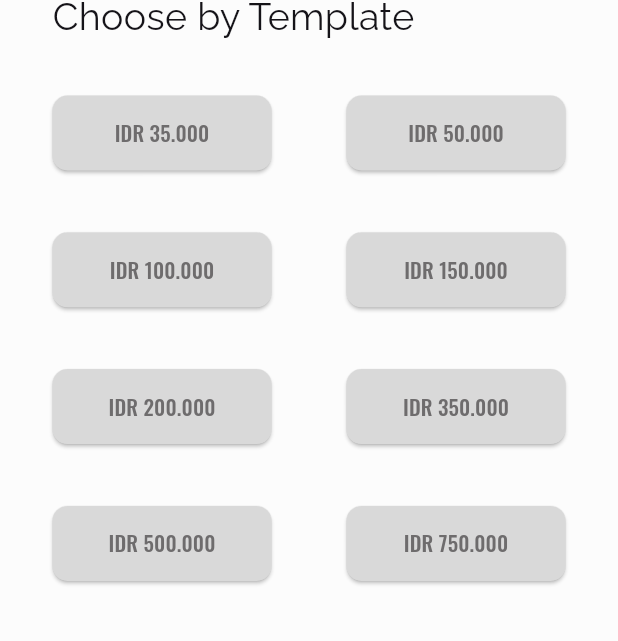
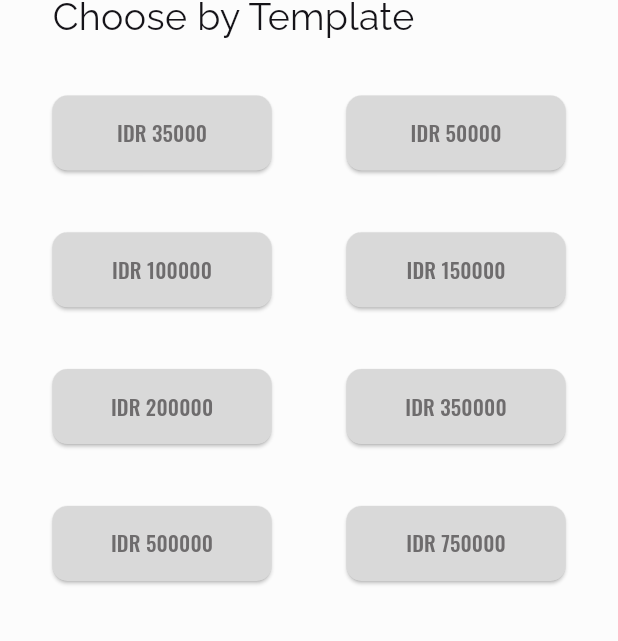
Before and after one commit to Azkina1123/flutix, a Flutter app: the TopUpPage screen opened directly, on a phone screen of 412 x 824 dp. Shown: the part 314-955 px from the top of the screen. Run offline on Flutter 3.47's test engine with Material 2 defaults, Android fonts, the phone set to English and light mode, and no system bars; our stand-ins replace cloud_firestore, email_validator, equatable, firebase_auth, firebase_core; accounts and stored records are empty; network calls fail.

Commit message:
feat: Top Up w/ bug
Bug: Provider My Wallet + Tidak auto update balance ketika kembali ke My Wallet setelah dari Success Top Up Page (pop)

```diff
--- a/lib/main.dart
+++ b/lib/main.dart
@@ -20,6 +20,7 @@ Future<void> main() async {
         ChangeNotifierProvider(create: (context) => TicketData()),
         ChangeNotifierProvider(create: (context) => ThemeModeData()),
         ChangeNotifierProvider(create: (context) => UserData()),
+        ChangeNotifierProvider(create: (context) => TopUpSelectionData()),
       ],
       child: const MyApp(),
     ),
--- a/lib/models/user.dart
+++ b/lib/models/user.dart
@@ -2,6 +2,7 @@ part of 'models.dart';
 
 // Kelas User1 adalah kelas model yang merepresentasikan seorang pengguna (user).
 class User1 extends Equatable {
+  final String docId;
   final String id;
   final String email;
   final String name;
@@ -13,7 +14,7 @@ class User1 extends Equatable {
 
   // Konstruktor kelas User1 untuk menginisialisasi properti-propertinya.
   // Properti ini diisi dengan nilai dari parameter yang diterima saat pembuatan objek.
-  User1(this.id, this.email, this.name, this.selectedGenres,
+  User1(this.docId, this.id, this.email, this.name, this.selectedGenres,
       this.selectedLanguage, this.balance, this.password, this.profilePicture);
 
   // Fungsi toString digunakan untuk menghasilkan representasi string dari objek User1.
--- a/lib/providers/providers.dart
+++ b/lib/providers/providers.dart
@@ -10,3 +10,4 @@ part "page_data.dart";
 part "ticket_data.dart";
 part "theme_mode_data.dart";
 part "user_data.dart";
+part "top_up_selection_data.dart";
--- /dev/null
+++ b/lib/providers/top_up_selection_data.dart
@@ -0,0 +1,12 @@
+part of "providers.dart";
+
+class TopUpSelectionData extends ChangeNotifier {
+  int _templateSelected = -1;
+
+  int get templateSelected => _templateSelected;
+
+  void changeSelection(int index) {
+    _templateSelected = index;
+    notifyListeners();
+  }
+}
--- a/lib/services/user_services.dart
+++ b/lib/services/user_services.dart
@@ -31,7 +31,7 @@ class UserService {
     DocumentSnapshot snapshot = await _userCollection.doc(id).get();
 
     // Membuat objek User1 dari data yang diambil dari Firestore.
-    return User1(snapshot["id"], snapshot['email'], snapshot['name'], snapshot['balance'],
+    return User1(id, snapshot["id"], snapshot['email'], snapshot['name'], snapshot['balance'],
         snapshot['selectedGenres'], snapshot['selectedLanguages'], snapshot["password"], snapshot["foto"]);
   }
 }
--- a/lib/ui/pages/success_checkout_page.dart
+++ b/lib/ui/pages/success_checkout_page.dart
@@ -16,7 +16,7 @@ class SuccessCheckoutPage extends StatelessWidget {
               height: 100,
               decoration: const BoxDecoration(
                 image: DecorationImage(
-                    image: AssetImage("assets/Confetti.png"),
+                    image: AssetImage("assets/confetti.png"),
                     fit: BoxFit.cover),
               ),
             ),
--- a/lib/ui/pages/success_top_up_page.dart
+++ b/lib/ui/pages/success_top_up_page.dart
@@ -16,7 +16,7 @@ class SuccessTopUpPage extends StatelessWidget {
               height: 100,
               decoration: const BoxDecoration(
                 image: DecorationImage(
-                    image: AssetImage("assets/Confetti.png"),
+                    image: AssetImage("assets/confetti.png"),
                     fit: BoxFit.cover),
               ),
             ),
@@ -33,7 +33,7 @@ class SuccessTopUpPage extends StatelessWidget {
                 ),
                 const SizedBox(height: 25),
                 const Padding(
-                  padding: EdgeInsets.symmetric(horizontal: 30),
+                  padding: EdgeInsets.symmetric(horizontal: 90),
                   child: Text(
                     "You have successfully feed your wallet!",
                     style: TextStyle(fontSize: 22),
--- a/lib/ui/pages/top_up_page.dart
+++ b/lib/ui/pages/top_up_page.dart
@@ -8,36 +8,35 @@ class TopUpPage extends StatefulWidget {
 }
 
 class _TopUpPageState extends State<TopUpPage> {
-  int _index = -1;
   final List<String> recom = [
-    "IDR 35.000",
-    "IDR 50.000",
-    "IDR 100.000",
-    "IDR 150.000",
-    "IDR 200.000",
-    "IDR 350.000",
-    "IDR 500.000",
-    "IDR 750.000"
+    "35000",
+    "50000",
+    "100000",
+    "150000",
+    "200000",
+    "350000",
+    "500000",
+    "750000"
   ];
+
+  final TextEditingController _topUpAmount = TextEditingController();
 
   @override
   Widget build(BuildContext context) {
     return Scaffold(
       appBar: AppBar(
-        surfaceTintColor: lightMode ? colors["soapstone"] : colors["cinder"],
         toolbarHeight: 80,
-        backgroundColor: lightMode ? colors["soapstone"] : colors["cinder"],
-        title: Text(
+        title: const Text(
           "Top Up",
           style: TextStyle(
-              fontSize: 24,
-              color: lightMode ? colors["cinder"] : colors["soapstone"],
-              fontFamily: 'Raleway'),
+            fontSize: 24,
+            fontFamily: 'Raleway',
+          ),
         ),
       ),
       body: ListView(
         children: [
-          const TextBox(title: "Amount", type: 0, hint: "IDR"),
+          TextBox(title: "Amount", type: 4, controller: _topUpAmount),
           const Padding(
             padding: EdgeInsets.all(35),
             child: Text(
@@ -59,19 +58,30 @@ class _TopUpPageState extends State<TopUpPage> {
                     return ElevatedButton(
                       onPressed: () {
                         setState(() {
-                          _index = idx;
+                          Provider.of<TopUpSelectionData>(context,
+                                  listen: false)
+                              .changeSelection(idx);
+                          _topUpAmount.text = "";
                         });
                       },
                       style: ElevatedButton.styleFrom(
-                        backgroundColor: _index == idx
+                        backgroundColor: Provider.of<TopUpSelectionData>(
+                                        context,
+                                        listen: false)
+                                    .templateSelected ==
+                                idx
                             ? colors["cerulean-blue"]
                             : Theme.of(context).colorScheme.secondary,
-                        foregroundColor: _index == idx
+                        foregroundColor: Provider.of<TopUpSelectionData>(
+                                        context,
+                                        listen: false)
+                                    .templateSelected ==
+                                idx
                             ? Colors.white
                             : Theme.of(context).colorScheme.onSecondary,
                       ),
                       child: Text(
-                        recom[idx],
+                        "IDR ${recom[idx]}",
                         style: const TextStyle(fontFamily: 'Oswald'),
                       ),
                     );
@@ -83,17 +93,38 @@ class _TopUpPageState extends State<TopUpPage> {
         width: width(context),
         margin: const EdgeInsets.only(bottom: 30),
         child: ElevatedButton(
-          onPressed: () {
+          onPressed: () async {
+            if (_topUpAmount.text == "" &&
+                Provider.of<TopUpSelectionData>(context, listen: false)
+                        .templateSelected ==
+                    -1) {
+              return;
+            }
+
+            Provider.of<UserData>(context, listen: false).topupBalance(
+                FirebaseAuth.instance.currentUser!.email!,
+                int.parse(_topUpAmount.text != ""
+                    ? _topUpAmount.text
+                    : recom[
+                        Provider.of<TopUpSelectionData>(context, listen: false)
+                            .templateSelected]));
+
             Navigator.pushReplacement(
                 context,
                 MaterialPageRoute(
                     builder: (context) => const SuccessTopUpPage()));
           },
           style: ElevatedButton.styleFrom(
-            backgroundColor: _index != -1
+            backgroundColor: _topUpAmount.text != "" ||
+                    Provider.of<TopUpSelectionData>(context, listen: false)
+                            .templateSelected !=
+                        -1
                 ? colors["cerulean-blue"]
                 : Theme.of(context).colorScheme.secondary,
-            foregroundColor: _index != -1
+            foregroundColor: _topUpAmount.text != "" ||
+                    Provider.of<TopUpSelectionData>(context, listen: false)
+                            .templateSelected !=
+                        -1
                 ? Colors.white
                 : Theme.of(context).colorScheme.onSecondary,
           ),
--- a/lib/ui/widgets/order_tile.dart
+++ b/lib/ui/widgets/order_tile.dart
@@ -25,7 +25,7 @@ class OrderTile extends StatelessWidget {
                         width: 100,
                         decoration: BoxDecoration(
                             image: DecorationImage(
-                                image: AssetImage("film-strip-$color.png"))),
+                                image: AssetImage("assets/film-strip-$color.png"))),
                       ),
                       SizedBox(
                         height: 80,
--- a/lib/ui/widgets/text_field.dart
+++ b/lib/ui/widgets/text_field.dart
@@ -3,10 +3,10 @@ part of 'widgets.dart';
 class TextBox extends StatefulWidget {
   final String title;
   final int type;
-  final String? hint;
+  final TextEditingController? controller;
 
   const TextBox(
-      {super.key, required this.title, required this.type, this.hint});
+      {super.key, required this.title, required this.type, this.controller});
 
   @override
   State<TextBox> createState() => _TextBoxState();
@@ -21,15 +21,16 @@ class _TextBoxState extends State<TextBox> {
             ? PasswordTextBox(title: widget.title)
             : widget.type == 3
                 ? ConfPasswordTextBox(title: widget.title)
-                : NormalTextBox(title: widget.title, hint: widget.hint);
+                : (widget.type == 4 && widget.controller != null)
+                ? TopUpTextBox(title: widget.title, controllerTextField: widget.controller)
+                : NormalTextBox(title: widget.title);
   }
 }
 
 class NormalTextBox extends StatefulWidget {
   final String title;
-  final String? hint;
 
-  const NormalTextBox({super.key, required this.title, this.hint});
+  const NormalTextBox({super.key, required this.title});
 
   @override
   State<NormalTextBox> createState() => _NormalTextBoxState();
@@ -100,7 +101,7 @@ class _NormalTextBoxState extends State<NormalTextBox> {
                               : colors['soapstone']!),
                 ),
                 contentPadding: const EdgeInsets.all(5),
-                hintText: widget.hint ?? "Type Here",
+                hintText: "Type Here",
                 hintStyle: TextStyle(
                   fontFamily: 'Raleway',
                   color: lightMode ? colors['light-grey'] : colors['dove-grey'],
@@ -453,3 +454,105 @@ class _ConfPasswordTextBoxState extends State<ConfPasswordTextBox> {
     );
   }
 }
+
+
+
+class TopUpTextBox extends StatefulWidget {
+  final String title;
+  final TextEditingController? controllerTextField;
+
+  const TopUpTextBox({super.key, required this.title, this.controllerTextField});
+
+  @override
+  State<TopUpTextBox> createState() => _TopUpTextBoxState();
+}
+
+class _TopUpTextBoxState extends State<TopUpTextBox> {
+  bool txtFieldVal = false;
+  bool active = false;
+
+  @override
+  void initState() {
+    super.initState();
+    widget.controllerTextField!.addListener(() {
+      setState(() {
+        txtFieldVal = widget.controllerTextField!.text.isNotEmpty;
+      });
+    });
+  }
+
+  @override
+  void dispose() {
+    super.dispose();
+    widget.controllerTextField!.dispose();
+  }
+
+  @override
+  Widget build(BuildContext context) {
+    return Padding(
+      padding: const EdgeInsets.only(left: 37, right: 37),
+      child: Column(
+        crossAxisAlignment: CrossAxisAlignment.start,
+        children: [
+          Padding(
+            padding: const EdgeInsets.only(bottom: 10),
+            child: Text(
+              widget.title,
+              style: TextStyle(
+                  fontFamily: 'Raleway',
+                  fontSize: 20,
+                  color: active
+                      ? colors["cerulean-blue"]
+                      : lightMode
+                          ? colors['cinder']
+                          : colors['soapstone']),
+            ),
+          ),
+          SizedBox(
+            width: width(context) - 37,
+            child: TextFormField(
+              controller: widget.controllerTextField!,
+              keyboardType: TextInputType.number,
+              inputFormatters: <TextInputFormatter>[FilteringTextInputFormatter.digitsOnly],
+              decoration: InputDecoration(
+                filled: true,
+                fillColor: lightMode
+                    ? colors['soapstone']
+                    : colors['dark-jungle-green'],
+                border: const OutlineInputBorder(),
+                focusedBorder: OutlineInputBorder(
+                  borderSide: BorderSide(
+                      color: active
+                          ? colors["cerulean-blue"]!
+                          : lightMode
+                              ? colors['cinder']!
+                              : colors['soapstone']!),
+                ),
+                contentPadding: const EdgeInsets.all(5),
+                hintText: "IDR",
+                hintStyle: TextStyle(
+                  fontFamily: 'Raleway',
+                  color: lightMode ? colors['light-grey'] : colors['dove-grey'],
+                ),
+              ),
+              textAlignVertical: TextAlignVertical.center,
+              style: TextStyle(
+                color: lightMode ? colors['cinder'] : colors['soapstone'],
+              ),
+              onTap: () {
+                setState(() {
+                  active = !active;
+                });
+              },
+              onChanged: (value) {
+                setState(() {
+                  Provider.of<TopUpSelectionData>(context, listen: false).changeSelection(-1);
+                });
+              },
+            ),
+          ),
+        ],
+      ),
+    );
+  }
+}
--- a/lib/ui/widgets/widgets.dart
+++ b/lib/ui/widgets/widgets.dart
@@ -7,6 +7,7 @@ import 'package:flutter/material.dart';
 import 'package:flutix/ui/pages/pages.dart';
 import 'package:flutix/models/models.dart';
 import 'package:flutix/extensions/extensions.dart';
+import 'package:flutter/services.dart';
 import 'package:intl/intl.dart';
 import 'package:provider/provider.dart';
 
```
Also changed, not shown: lib/extensions/firebase_user_extension.dart (+5 -2 lines), lib/providers/user_data.dart (+13 -1 lines), lib/ui/pages/my_wallet_page.dart (+20 -15 lines).
